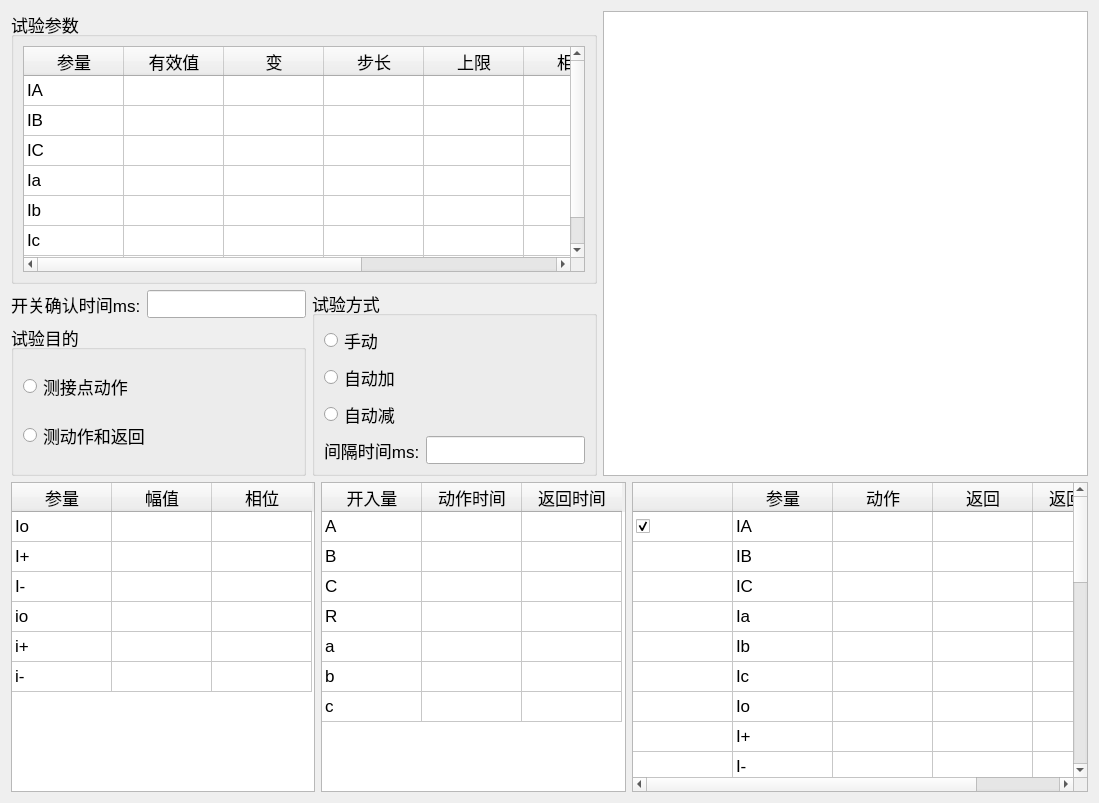
Old version of the form energy/ui/test24/ui_024.ui in the repository AgueroZzz/Electric-energy-detection.
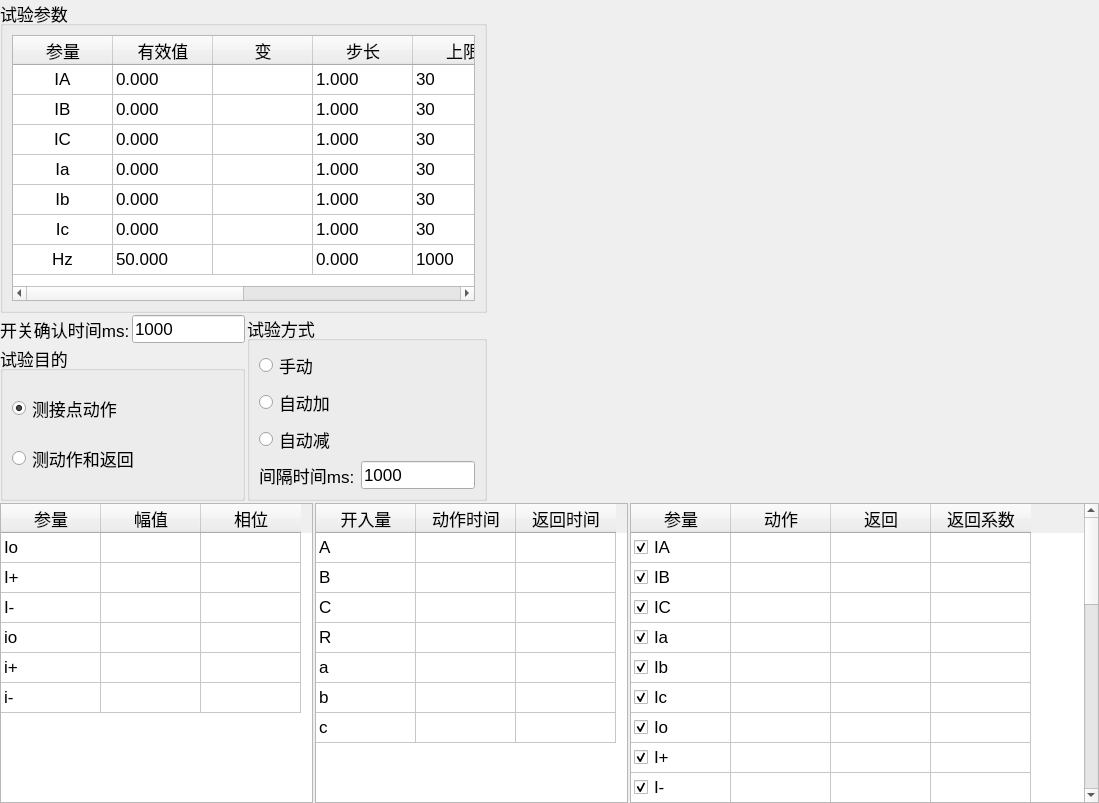
New version of the form.

```diff
--- a/energy/ui/test24/ui_024.ui
+++ b/energy/ui/test24/ui_024.ui
@@ -18,9 +18,24 @@
   <property name="windowTitle">
    <string>Form</string>
   </property>
-  <layout class="QVBoxLayout" name="verticalLayout_5" stretch="3,2">
+  <layout class="QVBoxLayout" name="verticalLayout_5" stretch="5,3">
+   <property name="spacing">
+    <number>2</number>
+   </property>
+   <property name="leftMargin">
+    <number>0</number>
+   </property>
+   <property name="topMargin">
+    <number>0</number>
+   </property>
+   <property name="rightMargin">
+    <number>0</number>
+   </property>
+   <property name="bottomMargin">
+    <number>0</number>
+   </property>
    <item>
-    <layout class="QHBoxLayout" name="horizontalLayout_6">
+    <layout class="QHBoxLayout" name="horizontalLayout_6" stretch="4,1,4">
      <item>
       <layout class="QVBoxLayout" name="verticalLayout_4">
        <item>
@@ -88,36 +103,294 @@
              <property name="text">
               <string>IA</string>
              </property>
+             <property name="textAlignment">
+              <set>AlignCenter</set>
+             </property>
+             <property name="flags">
+              <set>ItemIsDragEnabled|ItemIsDropEnabled|ItemIsUserCheckable|ItemIsEnabled</set>
+             </property>
+            </item>
+            <item row="0" column="1">
+             <property name="text">
+              <string>0.000</string>
+             </property>
+            </item>
+            <item row="0" column="3">
+             <property name="text">
+              <string>1.000</string>
+             </property>
+            </item>
+            <item row="0" column="4">
+             <property name="text">
+              <string>30</string>
+             </property>
+            </item>
+            <item row="0" column="5">
+             <property name="text">
+              <string>0.0</string>
+             </property>
+            </item>
+            <item row="0" column="7">
+             <property name="text">
+              <string>1.0</string>
+             </property>
             </item>
             <item row="1" column="0">
              <property name="text">
               <string>IB</string>
              </property>
+             <property name="textAlignment">
+              <set>AlignCenter</set>
+             </property>
+             <property name="flags">
+              <set>ItemIsDragEnabled|ItemIsDropEnabled|ItemIsUserCheckable|ItemIsEnabled</set>
+             </property>
+            </item>
+            <item row="1" column="1">
+             <property name="text">
+              <string>0.000</string>
+             </property>
+            </item>
+            <item row="1" column="3">
+             <property name="text">
+              <string>1.000</string>
+             </property>
+            </item>
+            <item row="1" column="4">
+             <property name="text">
+              <string>30</string>
+             </property>
+            </item>
+            <item row="1" column="5">
+             <property name="text">
+              <string>240.0</string>
+             </property>
+            </item>
+            <item row="1" column="7">
+             <property name="text">
+              <string>1.0</string>
+             </property>
             </item>
             <item row="2" column="0">
              <property name="text">
               <string>IC</string>
              </property>
+             <property name="textAlignment">
+              <set>AlignCenter</set>
+             </property>
+             <property name="flags">
+              <set>ItemIsDragEnabled|ItemIsDropEnabled|ItemIsUserCheckable|ItemIsEnabled</set>
+             </property>
+            </item>
+            <item row="2" column="1">
+             <property name="text">
+              <string>0.000</string>
+             </property>
+            </item>
+            <item row="2" column="3">
+             <property name="text">
+              <string>1.000</string>
+             </property>
+            </item>
+            <item row="2" column="4">
+             <property name="text">
+              <string>30</string>
+             </property>
+            </item>
+            <item row="2" column="5">
+             <property name="text">
+              <string>120.0</string>
+             </property>
+            </item>
+            <item row="2" column="7">
+             <property name="text">
+              <string>1.0</string>
+             </property>
             </item>
             <item row="3" column="0">
              <property name="text">
               <string>Ia</string>
              </property>
+             <property name="textAlignment">
+              <set>AlignCenter</set>
+             </property>
+             <property name="flags">
+              <set>ItemIsDragEnabled|ItemIsDropEnabled|ItemIsUserCheckable|ItemIsEnabled</set>
+             </property>
+            </item>
+            <item row="3" column="1">
+             <property name="text">
+              <string>0.000</string>
+             </property>
+            </item>
+            <item row="3" column="3">
+             <property name="text">
+              <string>1.000</string>
+             </property>
+            </item>
+            <item row="3" column="4">
+             <property name="text">
+              <string>30</string>
+             </property>
+            </item>
+            <item row="3" column="5">
+             <property name="text">
+              <string>0.0</string>
+             </property>
+            </item>
+            <item row="3" column="7">
+             <property name="text">
+              <string>1.0</string>
+             </property>
             </item>
             <item row="4" column="0">
              <property name="text">
               <string>Ib</string>
              </property>
+             <property name="textAlignment">
+              <set>AlignCenter</set>
+             </property>
+             <property name="flags">
+              <set>ItemIsDragEnabled|ItemIsDropEnabled|ItemIsUserCheckable|ItemIsEnabled</set>
+             </property>
+            </item>
+            <item row="4" column="1">
+             <property name="text">
+              <string>0.000</string>
+             </property>
+            </item>
+            <item row="4" column="3">
+             <property name="text">
+              <string>1.000</string>
+             </property>
+            </item>
+            <item row="4" column="4">
+             <property name="text">
+              <string>30</string>
+             </property>
+            </item>
+            <item row="4" column="5">
+             <property name="text">
+              <string>240.0</string>
+             </property>
+            </item>
+            <item row="4" column="7">
+             <property name="text">
+              <string>1.0</string>
+             </property>
             </item>
             <item row="5" column="0">
              <property name="text">
               <string>Ic</string>
              </property>
+             <property name="textAlignment">
+              <set>AlignCenter</set>
+             </property>
+             <property name="flags">
+              <set>ItemIsDragEnabled|ItemIsDropEnabled|ItemIsUserCheckable|ItemIsEnabled</set>
+             </property>
+            </item>
+            <item row="5" column="1">
+             <property name="text">
+              <string>0.000</string>
+             </property>
+            </item>
+            <item row="5" column="3">
+             <property name="text">
+              <string>1.000</string>
+             </property>
+            </item>
+            <item row="5" column="4">
+             <property name="text">
+              <string>30</string>
+             </property>
+            </item>
+            <item row="5" column="5">
+             <property name="text">
+              <string>120.0</string>
+             </property>
+            </item>
+            <item row="5" column="7">
+             <property name="text">
+              <string>1.0</string>
+             </property>
             </item>
             <item row="6" column="0">
              <property name="text">
               <string>Hz</string>
              </property>
+             <property name="textAlignment">
+              <set>AlignCenter</set>
+             </property>
+             <property name="flags">
+              <set>ItemIsDragEnabled|ItemIsDropEnabled|ItemIsUserCheckable|ItemIsEnabled</set>
+             </property>
+            </item>
+            <item row="6" column="1">
+             <property name="text">
+              <string>50.000</string>
+             </property>
+            </item>
+            <item row="6" column="3">
+             <property name="text">
+              <string>0.000</string>
+             </property>
+            </item>
+            <item row="6" column="4">
+             <property name="text">
+              <string>1000</string>
+             </property>
+            </item>
+            <item row="6" column="5">
+             <property name="text">
+              <string/>
+             </property>
+             <property name="background">
+              <brush brushstyle="Dense4Pattern">
+               <color alpha="255">
+                <red>194</red>
+                <green>237</green>
+                <blue>195</blue>
+               </color>
+              </brush>
+             </property>
+             <property name="flags">
+              <set>ItemIsDragEnabled|ItemIsDropEnabled|ItemIsUserCheckable|ItemIsEnabled</set>
+             </property>
+            </item>
+            <item row="6" column="6">
+             <property name="text">
+              <string/>
+             </property>
+             <property name="background">
+              <brush brushstyle="Dense4Pattern">
+               <color alpha="255">
+                <red>194</red>
+                <green>237</green>
+                <blue>195</blue>
+               </color>
+              </brush>
+             </property>
+             <property name="flags">
+              <set>ItemIsDragEnabled|ItemIsDropEnabled|ItemIsUserCheckable|ItemIsEnabled</set>
+             </property>
+            </item>
+            <item row="6" column="7">
+             <property name="text">
+              <string/>
+             </property>
+             <property name="background">
+              <brush brushstyle="Dense4Pattern">
+               <color alpha="255">
+                <red>194</red>
+                <green>237</green>
+                <blue>195</blue>
+               </color>
+              </brush>
+             </property>
+             <property name="flags">
+              <set>ItemIsDragEnabled|ItemIsDropEnabled|ItemIsUserCheckable|ItemIsEnabled</set>
+             </property>
             </item>
            </widget>
           </item>
@@ -130,6 +403,19 @@
           <layout class="QVBoxLayout" name="verticalLayout_2">
            <item>
             <layout class="QHBoxLayout" name="horizontalLayout_2">
+             <item>
+              <spacer name="horizontalSpacer">
+               <property name="orientation">
+                <enum>Qt::Horizontal</enum>
+               </property>
+               <property name="sizeHint" stdset="0">
+                <size>
+                 <width>40</width>
+                 <height>20</height>
+                </size>
+               </property>
+              </spacer>
+             </item>
              <item>
               <widget class="QLabel" name="label">
                <property name="text">
@@ -138,7 +424,24 @@
               </widget>
              </item>
              <item>
-              <widget class="QLineEdit" name="lineEdit"/>
+              <widget class="QLineEdit" name="le_open">
+               <property name="text">
+                <string>1000</string>
+               </property>
+              </widget>
+             </item>
+             <item>
+              <spacer name="horizontalSpacer_4">
+               <property name="orientation">
+                <enum>Qt::Horizontal</enum>
+               </property>
+               <property name="sizeHint" stdset="0">
+                <size>
+                 <width>40</width>
+                 <height>20</height>
+                </size>
+               </property>
+              </spacer>
              </item>
             </layout>
            </item>
@@ -153,6 +456,9 @@
                 <property name="text">
                  <string>测接点动作</string>
                 </property>
+                <property name="checked">
+                 <bool>true</bool>
+                </property>
                </widget>
               </item>
               <item>
@@ -196,6 +502,19 @@
             </item>
             <item>
              <layout class="QHBoxLayout" name="horizontalLayout_3">
+              <item>
+               <spacer name="horizontalSpacer_2">
+                <property name="orientation">
+                 <enum>Qt::Horizontal</enum>
+                </property>
+                <property name="sizeHint" stdset="0">
+                 <size>
+                  <width>40</width>
+                  <height>20</height>
+                 </size>
+                </property>
+               </spacer>
+              </item>
               <item>
                <widget class="QLabel" name="label_2">
                 <property name="text">
@@ -204,7 +523,24 @@
                </widget>
               </item>
               <item>
-               <widget class="QLineEdit" name="lineEdit_2"/>
+               <widget class="QLineEdit" name="le_delay">
+                <property name="text">
+                 <string>1000</string>
+                </property>
+               </widget>
+              </item>
+              <item>
+               <spacer name="horizontalSpacer_3">
+                <property name="orientation">
+                 <enum>Qt::Horizontal</enum>
+                </property>
+                <property name="sizeHint" stdset="0">
+                 <size>
+                  <width>40</width>
+                  <height>20</height>
+                 </size>
+                </property>
+               </spacer>
               </item>
              </layout>
             </item>
@@ -216,7 +552,10 @@
       </layout>
      </item>
      <item>
-      <widget class="QTableWidget" name="tableWidget_4"/>
+      <widget class="QWidget" name="btn_widget" native="true"/>
+     </item>
+     <item>
+      <widget class="QWidget" name="chart_widget" native="true"/>
      </item>
     </layout>
    </item>
@@ -224,6 +563,14 @@
     <layout class="QHBoxLayout" name="horizontalLayout_4" stretch="2,2,3">
      <item>
       <widget class="QTableWidget" name="tb_down_1">
+       <property name="styleSheet">
+        <string notr="true">QTableWidget {
+     background-color: &quot;#97E8F2&quot;;
+    }
+    QTableWidget::item {
+       background-color: &quot;#97E8F2&quot;;
+    }</string>
+       </property>
        <property name="rowCount">
         <number>6</number>
        </property>
@@ -285,6 +632,14 @@
      </item>
      <item>
       <widget class="QTableWidget" name="tb_down_2">
+       <property name="styleSheet">
+        <string notr="true">QTableWidget {
+     background-color: &quot;#FFE6FF&quot;;
+    }
+    QTableWidget::item {
+       background-color: &quot;#FFE6FF&quot;;
+    }</string>
+       </property>
        <property name="rowCount">
         <number>7</number>
        </property>
@@ -352,6 +707,14 @@
      </item>
      <item>
       <widget class="QTableWidget" name="tb_down_3">
+       <property name="styleSheet">
+        <string notr="true">QTableWidget {
+     background-color: &quot;#FFE6FF&quot;;
+    }
+    QTableWidget::item {
+       background-color: &quot;#FFE6FF&quot;;
+    }</string>
+       </property>
        <property name="rowCount">
         <number>25</number>
        </property>
@@ -383,11 +746,6 @@
        <row/>
        <row/>
        <row/>
-       <column>
-        <property name="text">
-         <string/>
-        </property>
-       </column>
        <column>
         <property name="text">
          <string>参量</string>
@@ -410,136 +768,278 @@
        </column>
        <item row="0" column="0">
         <property name="text">
-         <string/>
-        </property>
-        <property name="checkState">
-         <enum>Checked</enum>
-        </property>
-       </item>
-       <item row="0" column="1">
-        <property name="text">
          <string>IA</string>
         </property>
+        <property name="checkState">
+         <enum>Checked</enum>
+        </property>
+        <property name="flags">
+         <set>ItemIsDragEnabled|ItemIsDropEnabled|ItemIsUserCheckable|ItemIsEnabled</set>
+        </property>
        </item>
-       <item row="1" column="1">
+       <item row="1" column="0">
         <property name="text">
          <string>IB</string>
         </property>
+        <property name="checkState">
+         <enum>Checked</enum>
+        </property>
+        <property name="flags">
+         <set>ItemIsDragEnabled|ItemIsDropEnabled|ItemIsUserCheckable|ItemIsEnabled</set>
+        </property>
        </item>
-       <item row="2" column="1">
+       <item row="2" column="0">
         <property name="text">
          <string>IC</string>
         </property>
+        <property name="checkState">
+         <enum>Checked</enum>
+        </property>
+        <property name="flags">
+         <set>ItemIsDragEnabled|ItemIsDropEnabled|ItemIsUserCheckable|ItemIsEnabled</set>
+        </property>
        </item>
-       <item row="3" column="1">
+       <item row="3" column="0">
         <property name="text">
          <string>Ia</string>
         </property>
+        <property name="checkState">
+         <enum>Checked</enum>
+        </property>
+        <property name="flags">
+         <set>ItemIsDragEnabled|ItemIsDropEnabled|ItemIsUserCheckable|ItemIsEnabled</set>
+        </property>
        </item>
-       <item row="4" column="1">
+       <item row="4" column="0">
         <property name="text">
          <string>Ib</string>
         </property>
+        <property name="checkState">
+         <enum>Checked</enum>
+        </property>
+        <property name="flags">
+         <set>ItemIsDragEnabled|ItemIsDropEnabled|ItemIsUserCheckable|ItemIsEnabled</set>
+        </property>
        </item>
-       <item row="5" column="1">
+       <item row="5" column="0">
         <property name="text">
          <string>Ic</string>
         </property>
+        <property name="checkState">
+         <enum>Checked</enum>
+        </property>
+        <property name="flags">
+         <set>ItemIsDragEnabled|ItemIsDropEnabled|ItemIsUserCheckable|ItemIsEnabled</set>
+        </property>
        </item>
-       <item row="6" column="1">
+       <item row="6" column="0">
         <property name="text">
          <string>Io</string>
         </property>
+        <property name="checkState">
+         <enum>Checked</enum>
+        </property>
+        <property name="flags">
+         <set>ItemIsDragEnabled|ItemIsDropEnabled|ItemIsUserCheckable|ItemIsEnabled</set>
+        </property>
        </item>
-       <item row="7" column="1">
+       <item row="7" column="0">
         <property name="text">
          <string>I+</string>
         </property>
+        <property name="checkState">
+         <enum>Checked</enum>
+        </property>
+        <property name="flags">
+         <set>ItemIsDragEnabled|ItemIsDropEnabled|ItemIsUserCheckable|ItemIsEnabled</set>
+        </property>
        </item>
-       <item row="8" column="1">
+       <item row="8" column="0">
         <property name="text">
          <string>I-</string>
         </property>
+        <property name="checkState">
+         <enum>Checked</enum>
+        </property>
+        <property name="flags">
+         <set>ItemIsDragEnabled|ItemIsDropEnabled|ItemIsUserCheckable|ItemIsEnabled</set>
+        </property>
        </item>
-       <item row="9" column="1">
+       <item row="9" column="0">
         <property name="text">
          <string>io</string>
         </property>
+        <property name="checkState">
+         <enum>Checked</enum>
+        </property>
+        <property name="flags">
+         <set>ItemIsDragEnabled|ItemIsDropEnabled|ItemIsUserCheckable|ItemIsEnabled</set>
+        </property>
        </item>
-       <item row="10" column="1">
+       <item row="10" column="0">
         <property name="text">
          <string>i+</string>
         </property>
+        <property name="checkState">
+         <enum>Checked</enum>
+        </property>
+        <property name="flags">
+         <set>ItemIsDragEnabled|ItemIsDropEnabled|ItemIsUserCheckable|ItemIsEnabled</set>
+        </property>
        </item>
-       <item row="11" column="1">
+       <item row="11" column="0">
         <property name="text">
          <string>i-</string>
         </property>
+        <property name="checkState">
+         <enum>Checked</enum>
+        </property>
+        <property name="flags">
+         <set>ItemIsDragEnabled|ItemIsDropEnabled|ItemIsUserCheckable|ItemIsEnabled</set>
+        </property>
        </item>
-       <item row="12" column="1">
+       <item row="12" column="0">
         <property name="text">
          <string>ΦIA</string>
         </property>
+        <property name="checkState">
+         <enum>Checked</enum>
+        </property>
+        <property name="flags">
+         <set>ItemIsDragEnabled|ItemIsDropEnabled|ItemIsUserCheckable|ItemIsEnabled</set>
+        </property>
        </item>
-       <item row="13" column="1">
+       <item row="13" column="0">
         <property name="text">
          <string>ΦIB</string>
         </property>
+        <property name="checkState">
+         <enum>Checked</enum>
+        </property>
+        <property name="flags">
+         <set>ItemIsDragEnabled|ItemIsDropEnabled|ItemIsUserCheckable|ItemIsEnabled</set>
+        </property>
        </item>
-       <item row="14" column="1">
+       <item row="14" column="0">
         <property name="text">
          <string>ΦIC</string>
         </property>
+        <property name="checkState">
+         <enum>Checked</enum>
+        </property>
+        <property name="flags">
+         <set>ItemIsDragEnabled|ItemIsDropEnabled|ItemIsUserCheckable|ItemIsEnabled</set>
+        </property>
        </item>
-       <item row="15" column="1">
+       <item row="15" column="0">
         <property name="text">
          <string>ΦIa</string>
         </property>
+        <property name="checkState">
+         <enum>Checked</enum>
+        </property>
+        <property name="flags">
+         <set>ItemIsDragEnabled|ItemIsDropEnabled|ItemIsUserCheckable|ItemIsEnabled</set>
+        </property>
        </item>
-       <item row="16" column="1">
+       <item row="16" column="0">
         <property name="text">
          <string>ΦIb</string>
         </property>
+        <property name="checkState">
+         <enum>Checked</enum>
+        </property>
+        <property name="flags">
+         <set>ItemIsDragEnabled|ItemIsDropEnabled|ItemIsUserCheckable|ItemIsEnabled</set>
+        </property>
        </item>
-       <item row="17" column="1">
+       <item row="17" column="0">
         <property name="text">
          <string>ΦIc</string>
         </property>
+        <property name="checkState">
+         <enum>Checked</enum>
+        </property>
+        <property name="flags">
+         <set>ItemIsDragEnabled|ItemIsDropEnabled|ItemIsUserCheckable|ItemIsEnabled</set>
+        </property>
        </item>
-       <item row="18" column="1">
+       <item row="18" column="0">
         <property name="text">
          <string>ΦIo</string>
         </property>
+        <property name="checkState">
+         <enum>Checked</enum>
+        </property>
+        <property name="flags">
+         <set>ItemIsDragEnabled|ItemIsDropEnabled|ItemIsUserCheckable|ItemIsEnabled</set>
+        </property>
        </item>
-       <item row="19" column="1">
+       <item row="19" column="0">
         <property name="text">
          <string>ΦI+</string>
         </property>
+        <property name="checkState">
+         <enum>Checked</enum>
+        </property>
+        <property name="flags">
+         <set>ItemIsDragEnabled|ItemIsDropEnabled|ItemIsUserCheckable|ItemIsEnabled</set>
+        </property>
        </item>
-       <item row="20" column="1">
+       <item row="20" column="0">
         <property name="text">
          <string>ΦI-</string>
         </property>
+        <property name="checkState">
+         <enum>Checked</enum>
+        </property>
+        <property name="flags">
+         <set>ItemIsDragEnabled|ItemIsDropEnabled|ItemIsUserCheckable|ItemIsEnabled</set>
+        </property>
        </item>
-       <item row="21" column="1">
+       <item row="21" column="0">
         <property name="text">
          <string>Φio</string>
         </property>
+        <property name="checkState">
+         <enum>Checked</enum>
+        </property>
+        <property name="flags">
+         <set>ItemIsDragEnabled|ItemIsDropEnabled|ItemIsUserCheckable|ItemIsEnabled</set>
+        </property>
        </item>
-       <item row="22" column="1">
+       <item row="22" column="0">
         <property name="text">
          <string>Φi+</string>
         </property>
+        <property name="checkState">
+         <enum>Checked</enum>
+        </property>
+        <property name="flags">
+         <set>ItemIsDragEnabled|ItemIsDropEnabled|ItemIsUserCheckable|ItemIsEnabled</set>
+        </property>
        </item>
-       <item row="23" column="1">
+       <item row="23" column="0">
         <property name="text">
          <string>Φi-</string>
         </property>
+        <property name="checkState">
+         <enum>Checked</enum>
+        </property>
+        <property name="flags">
+         <set>ItemIsDragEnabled|ItemIsDropEnabled|ItemIsUserCheckable|ItemIsEnabled</set>
+        </property>
        </item>
-       <item row="24" column="1">
+       <item row="24" column="0">
         <property name="text">
          <string>Hz</string>
         </property>
+        <property name="checkState">
+         <enum>Checked</enum>
+        </property>
+        <property name="flags">
+         <set>ItemIsDragEnabled|ItemIsDropEnabled|ItemIsUserCheckable|ItemIsEnabled</set>
+        </property>
        </item>
       </widget>
      </item>
```
Left out of the diff: 10 changed lines with no effect on the pictures.
